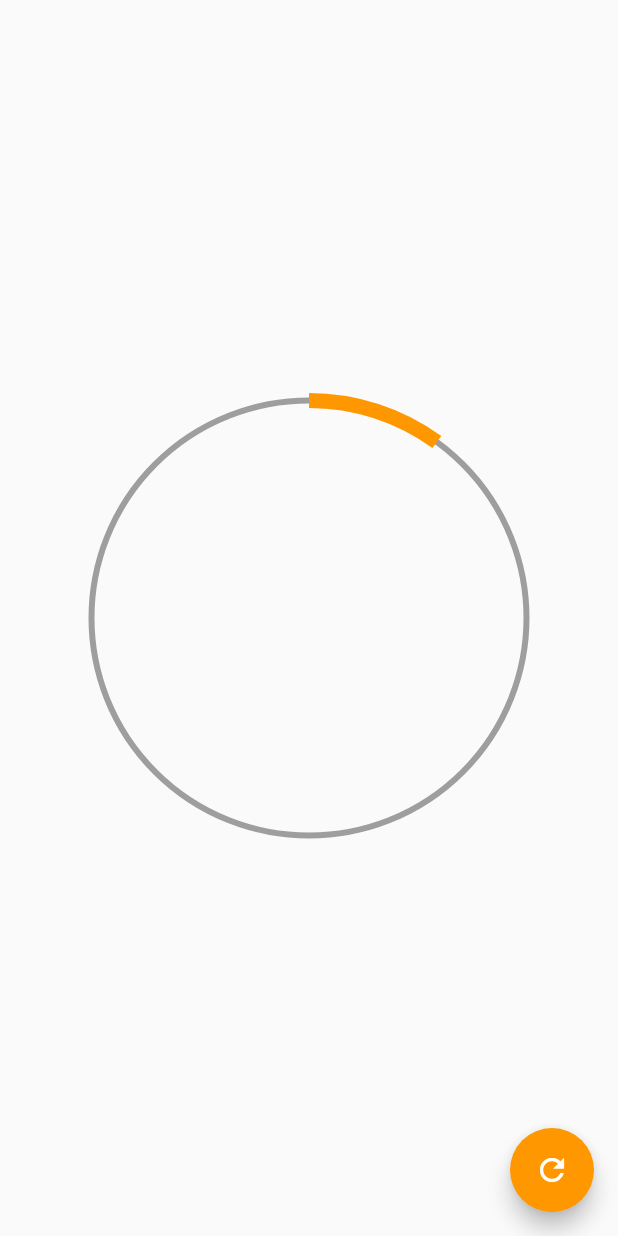
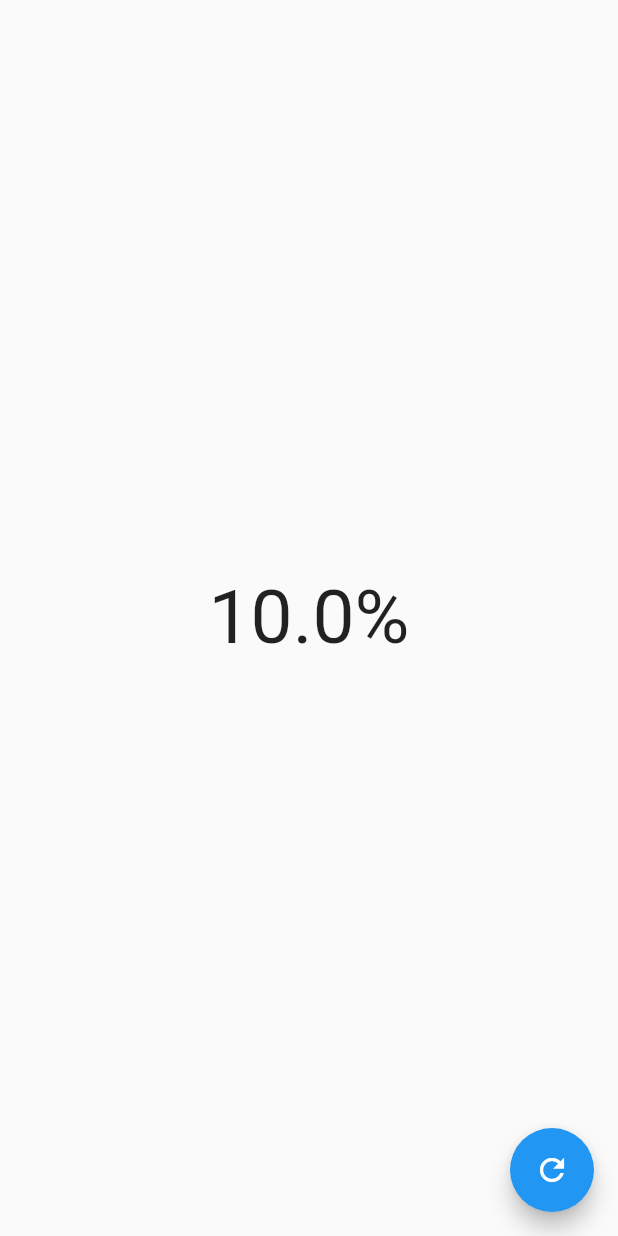
Before and after one commit to e-estrada/disenos_app, a Flutter app: the screen it shows after launch, after a tap on the "refresh" icon, on a phone screen of 412 x 824 dp. Run offline on Flutter 3.47's test engine with Material 2 defaults, Android fonts, the phone set to English and light mode, and no system bars.

Commit message:
Crear una página para usar el CircularProgress

```diff
--- a/lib/main.dart
+++ b/lib/main.dart
@@ -1,5 +1,6 @@
 
-import 'package:disenos_app/src/pages/circular_progress_page.dart';
+
+import 'package:disenos_app/src/pages/graficas_circulares_page.dart';
 import 'package:flutter/material.dart';
 
 void main() => runApp(const MyApp());
@@ -12,7 +13,7 @@ class MyApp extends StatelessWidget {
     return const MaterialApp(
       debugShowCheckedModeBanner: false,
       title: 'Diseños App',
-      home: CircularProgressPage(),
+      home: GraficasCircularesPage(),
     );
   }
 }
--- /dev/null
+++ b/lib/src/pages/graficas_circulares_page.dart
@@ -0,0 +1,34 @@
+import 'package:flutter/material.dart';
+
+class GraficasCircularesPage extends StatefulWidget {
+  const GraficasCircularesPage({super.key});
+
+  @override
+  State<GraficasCircularesPage> createState() => _GraficasCircularesPageState();
+}
+
+class _GraficasCircularesPageState extends State<GraficasCircularesPage> {
+  double porcentaje = 0.0;
+  @override
+  Widget build(BuildContext context) {
+    return Scaffold(
+      floatingActionButton: FloatingActionButton(
+        onPressed: () {
+          setState(() {
+            porcentaje += 10;
+            if (porcentaje > 100) {
+              porcentaje = 0;
+            }
+          });
+        },
+        child: const Icon(Icons.refresh),
+      ),
+      body: Center(
+        child: Text(
+          '$porcentaje%',
+          style: const TextStyle(fontSize: 50),
+        ),
+      ),
+    );
+  }
+}
```
Also changed, not shown: lib/src/labs/circular_progress_page.dart (renamed from lib/src/pages/circular_progress_page.dart).
